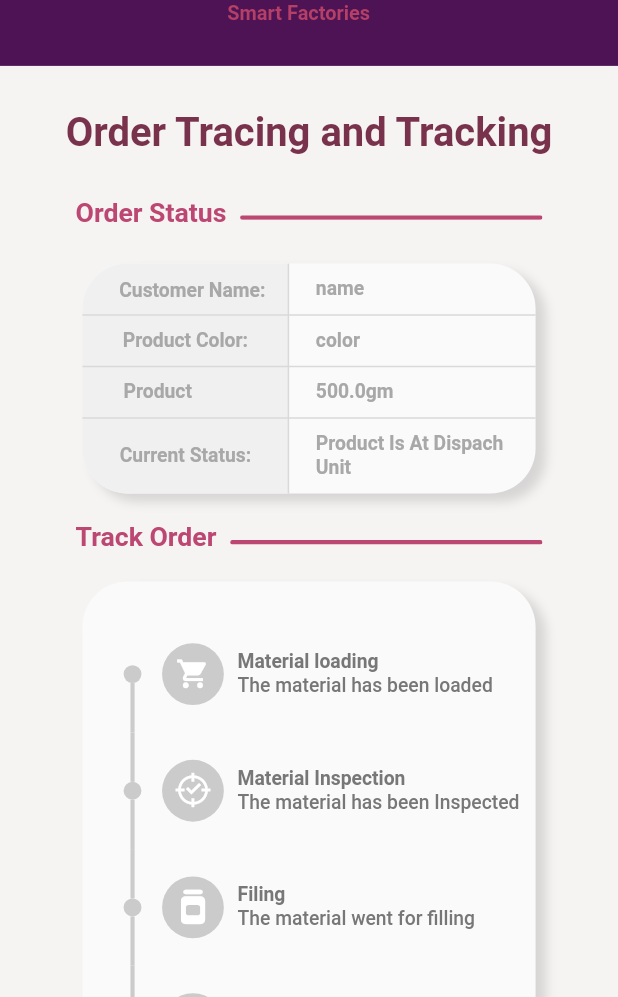
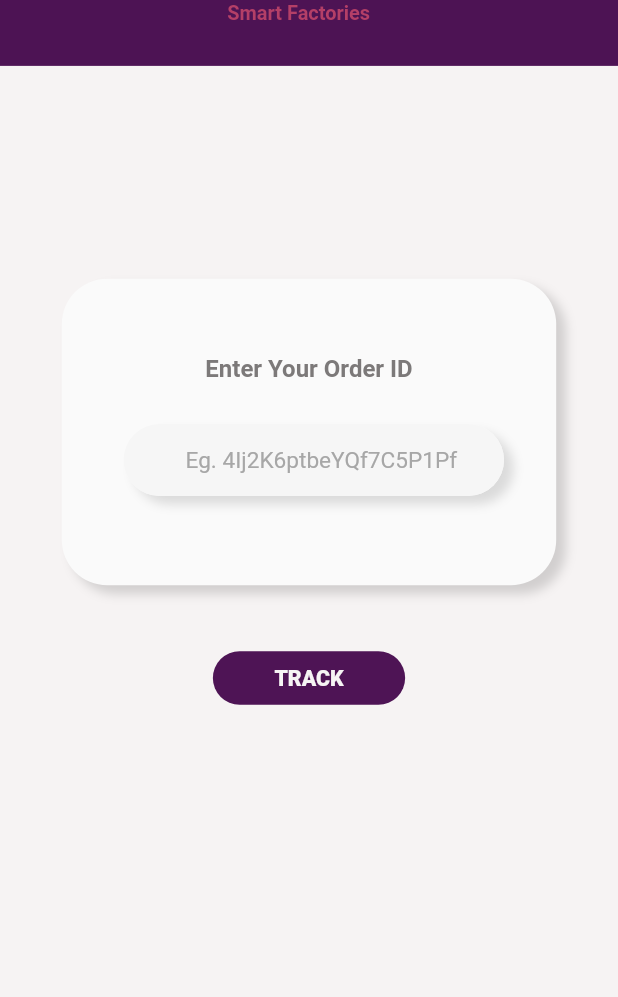
Before and after one commit to Ishu-Choubey/twyn_app, a Flutter app: the screen it shows after launch, after a tap on "TRACK YOUR ORDER", on a phone screen of 412 x 824 dp, the part 239-1236 px from its top. Run offline on Flutter 3.47's test engine with Material 2 defaults, Android fonts, the phone set to English and light mode, and no system bars; drawn by our look-alikes of timeline_tile; our stand-ins replace cloud_firestore, firebase_core, google_fonts, syncfusion_flutter_sliders; missing offline and left inert: syncfusion_flutter_core; accounts and stored records are empty; Roboto replaces fonts that are missing (Helvetica).

Commit message:
App final

```diff
--- a/lib/Screen/login.dart
+++ b/lib/Screen/login.dart
@@ -4,6 +4,7 @@ import 'package:twyn_app/Screen/order-page.dart';
 import 'package:twyn_app/utils.dart';
 import 'submitted-page.dart';
 import 'track-page.dart';
+import 'track-id.dart';
 
 class LoginPage extends StatelessWidget {
   @override
@@ -155,7 +156,7 @@ class LoginPage extends StatelessWidget {
                               left: 94 * fem,
                               top: 575 * fem,
                               child: TextButton(
-                                onPressed:  ()=> {Navigator.of(context).push(MaterialPageRoute(builder: (context)=>Track(name_: "name",color_: "color",quantity_: 500))),},
+                                onPressed:  ()=> {Navigator.of(context).push(MaterialPageRoute(builder: (context)=> trackid())),},
                                 style: TextButton.styleFrom(
                                   padding: EdgeInsets.zero,
                                 ),
--- /dev/null
+++ b/lib/Screen/track-id.dart
@@ -0,0 +1,309 @@
+import 'package:cloud_firestore/cloud_firestore.dart';
+import 'package:flutter/material.dart';
+import 'dart:ui';
+import 'package:google_fonts/google_fonts.dart';
+import 'package:twyn_app/utils.dart';
+import 'order-page.dart';
+import 'track-page.dart';
+
+class trackid extends StatelessWidget {
+  int c=0;
+  final docid=TextEditingController();
+  @override
+  Widget build(BuildContext context) {
+    double baseWidth = 450;
+    double fem = MediaQuery.of(context).size.width / baseWidth;
+    double ffem = fem * 0.97;
+    return Scaffold(
+      body: SingleChildScrollView(
+        child: Container(
+          width: double.infinity,
+          child: Container(
+            // isubmittedscreenLo8 (18:20)
+            width: double.infinity,
+            height: 920 * fem,
+            decoration: BoxDecoration(
+              color: Color(0xffffffff),
+            ),
+            child: Container(
+              // backgroundYXp (18:21)
+              padding: EdgeInsets.fromLTRB(0 * fem, 0 * fem, 0 * fem, 20 * fem),
+              width: double.infinity,
+              height: double.infinity,
+              decoration: BoxDecoration(
+                color: Color(0xfff6f3f3),
+              ),
+              child: Column(
+                crossAxisAlignment: CrossAxisAlignment.center,
+                children: [
+                  Container(
+                    // headingCsG (18:51)
+                    margin: EdgeInsets.fromLTRB(
+                        0 * fem, 0 * fem, 0 * fem, 60 * fem),
+                    width: double.infinity,
+                    height: 222 * fem,
+                    decoration: BoxDecoration(
+                      color: Color(0xff4D1354),
+                      image: DecorationImage(
+                        fit: BoxFit.cover,
+                        image: AssetImage(
+                          'images/mask-group.png',
+                        ),
+                      ),
+                    ),
+                    child: Stack(
+                      children: [
+                        Positioned(
+                          // twynlogocolor21Zp (18:56)
+                          left: 83.3811035156 * fem,
+                          top: 50 * fem,
+                          child: Align(
+                            child: SizedBox(
+                              width: 270 * fem,
+                              height: 120 * fem,
+                              child: Image.asset(
+                                'images/twyn-logo-color-2.png',
+                                fit: BoxFit.cover,
+                              ),
+                            ),
+                          ),
+                        ),
+                        Positioned(
+                          // immersiveaipowereddigitaltwins (18:57)
+                          left: 85 * fem,
+                          top: 157 * fem,
+                          child: Align(
+                            child: SizedBox(
+                              width: 265 * fem,
+                              height: 38 * fem,
+                              child: Text(
+                                'Immersive, AI-powered Digital Twins for Smart Factories',
+                                textAlign: TextAlign.center,
+                                style: SafeGoogleFont(
+                                  'Helvetica',
+                                  fontSize: 15 * ffem,
+                                  fontWeight: FontWeight.w700,
+                                  height: 1.2575 * ffem / fem,
+                                  color: Color(0xffb43f67),
+                                ),
+                              ),
+                            ),
+                          ),
+                        ),
+                      ],
+                    ),
+                  ),
+                  Container(
+                    // autogroupdwrniWA (Xp2uW5Bq3bTJBt4wBzDwrn)
+                    margin: EdgeInsets.fromLTRB(
+                        45 * fem, 95 * fem, 45 * fem, 35 * fem),
+                    padding: EdgeInsets.fromLTRB(
+                        30 * fem, 55 * fem, 30 * fem, 55 * fem),
+                    width: double.infinity,
+                    decoration: BoxDecoration(
+                      color: Color(0xfffafafa),
+                      borderRadius: BorderRadius.circular(33 * fem),
+                      boxShadow: [
+                        BoxShadow(
+                          color: Color(0x26000000),
+                          offset: Offset(7 * fem, 6 * fem),
+                          blurRadius: 6 * fem,
+                        ),
+                      ],
+                    ),
+                    child: Column(
+                        crossAxisAlignment: CrossAxisAlignment.center,
+                        children: [
+                          Container(
+                            // order id enter
+                            margin: EdgeInsets.fromLTRB(
+                                0 * fem, 0 * fem, 0 * fem, 30 * fem),
+                            constraints: BoxConstraints(
+                              maxWidth: 265 * fem,
+                            ),
+                            child: Text(
+                              'Enter Your Order ID',
+                              style: SafeGoogleFont(
+                                'Helvetica',
+                                fontSize: 18 * ffem,
+                                fontWeight: FontWeight.w600,
+                                height: 1.2575 * ffem / fem,
+                                color: Color(0xff7c7979),
+                              ),
+                            ),
+                          ), //enter container
+                          Container(
+                            margin: EdgeInsets.fromLTRB(
+                                15 * fem, 0 * fem, 8 * fem, 10 * fem),
+                            width: double.infinity,
+                            child: Container(
+                              width: double.infinity,
+                              decoration: BoxDecoration(
+                                  color: Color(0xfffafafa),
+                                  borderRadius:
+                                  BorderRadius.circular(33 * fem),
+                                  boxShadow: [
+                                    BoxShadow(
+                                      color: Color(0x120000000),
+                                      offset: Offset(7 * fem, 6 * fem),
+                                      blurRadius: 6 * fem,
+                                    ),
+                                  ]),
+                              child: TextFormField(
+                                controller: docid,
+                                textAlign: TextAlign.center,
+                                decoration: InputDecoration(
+                                  contentPadding: EdgeInsets.fromLTRB(
+                                      15.0, 5.0, 5.0, 10.0),
+                                  fillColor: Color(0xffF6F6F6),
+                                  filled: true,
+                                  hintText: "Eg. 4Ij2K6ptbeYQf7C5P1Pf",
+                                  hintStyle: TextStyle(
+                                      color: Color(0xffa7a7a7)),
+                                  border: OutlineInputBorder(
+                                    borderSide: BorderSide.none,
+                                    borderRadius: BorderRadius.circular(
+                                        500 * fem),
+                                  ),
+                                  disabledBorder: InputBorder.none,
+                                ),
+                                style: SafeGoogleFont(
+                                  'Helvetica',
+                                  fontSize: 17 * ffem,
+                                  fontWeight: FontWeight.w400,
+                                  height: 1.25 * ffem / fem,
+                                  color: Color(0xff545252),
+                                ),
+                              ),
+                            ),
+                          ), //text box
+                        ]),
+                  ),
+                  Container(
+                    // trackLrJ (18:31)
+                    margin: EdgeInsets.fromLTRB(
+                        130 * fem, 0 * fem, 130 * fem, 0 * fem),
+                    child: TextButton(
+                      onPressed: () async {
+                        if (docid.text!.isNotEmpty){
+                          DocumentSnapshot ds;
+                          await FirebaseFirestore.instance
+                              .collection('client')
+                          .doc(docid.text)
+                          .get()
+                          .then((value) {
+                            if(value.exists) {
+                              c=1;
+                              ds = value;
+                              Navigator.of(context).push(
+                                  MaterialPageRoute(
+                                      builder: (context) =>
+                                          Track(
+                                              name_: ds['name'],
+                                              color_: ds['color'],
+                                              quantity_: ds['quantity'])
+                                  )
+                              );
+                            }
+                          } // then
+                          );//collref closed
+                        }//if closed
+                        if(c==0)
+                        {
+                          ScaffoldMessenger.of(context).showSnackBar(
+                              SnackBar(
+                                content: Container(
+                                  height: 100*fem,
+                                  decoration: BoxDecoration(
+                                      color: Color(0x90000000),
+                                      borderRadius: BorderRadius.all(Radius.circular(45*fem))
+                                  ),
+                                  child:Row(
+                                    children: [
+                                      SizedBox(width: 48*fem),
+                                      Expanded(
+                                        child: Column(
+                                          crossAxisAlignment: CrossAxisAlignment.start,
+                                          children: [
+                                            Padding(
+                                              padding: EdgeInsets.fromLTRB(50*fem, 25*fem, 50*fem, 0*fem),
+                                              child: Text(
+                                                "Alert!!!",
+                                                textAlign: TextAlign.center
+                                                ,style: SafeGoogleFont(
+                                                'Helvetica',
+                                                fontSize: 15 * ffem,
+                                                fontWeight: FontWeight.w600,
+                                                height: 1.2575 * ffem / fem,
+                                                color: Color(0xfff6f4f4),
+                                              ),),
+                                            ),
+                                            Padding(
+                                              padding: EdgeInsets.fromLTRB(50*fem, 8*fem, 50*fem, 20*fem),
+                                              child: Text('Please enter valid Order ID',
+                                                textAlign: TextAlign.center,
+                                                style: SafeGoogleFont(
+                                                'Helvetica',
+                                                fontSize: 15 * ffem,
+                                                fontWeight: FontWeight.w500,
+                                                height: 1.2575 * ffem / fem,
+                                                color: Color(0xfff6f4f4),
+                                              ),),
+                                            ),
+                                          ],
+                                        ),
+                                      ),
+                                    ],
+                                  ),
+                                ),
+                                behavior: SnackBarBehavior.floating,
+                                backgroundColor: Colors.transparent,
+                                elevation: 0,
+                              )
+                          );
+                        }
+                      },
+                      style: TextButton.styleFrom(
+                        padding: EdgeInsets.zero,
+                      ),
+                      child: Container(
+                        padding: EdgeInsets.fromLTRB(
+                            25 * fem, 13 * fem, 25 * fem, 13 * fem),
+                        width: double.infinity,
+                        height: 65 * fem,
+                        child: Container(
+                          // frame11FiN (I18:31;440:2040)
+                          width: double.infinity,
+                          height: double.infinity,
+                          decoration: BoxDecoration(
+                            color: Color(0xff4e1455),
+                            borderRadius: BorderRadius.circular(30 * fem),
+                          ),
+                          child: Center(
+                            child: Center(
+                              child: Text(
+                                'TRACK',
+                                textAlign: TextAlign.center,
+                                style: SafeGoogleFont(
+                                  'Helvetica',
+                                  fontSize: 16 * ffem,
+                                  fontWeight: FontWeight.w800,
+                                  height: 1.2575 * ffem / fem,
+                                  color: Color(0xfff6f4f4),
+                                ),
+                              ),
+                            ),
+                          ),
+                        ),
+                      ),
+                    ),
+                  ), //track button
+                ],
+              ),
+            ),
+          ),
+        ),
+      ),
+    );
+  }
+}
--- a/pubspec.yaml
+++ b/pubspec.yaml
@@ -72,10 +72,10 @@ flutter:
   # To add assets to your application, add an assets section, like this:
   assets:
 
+    - images/twynw.png
     - images/bg.png
     - images/l1.png
     - images/l2.png
-    - images/twynw.png
     - images/twyn-logo-color-1-bg.png
     - images/twyn-logo-color-2.png
     - images/mask-group.png
```
